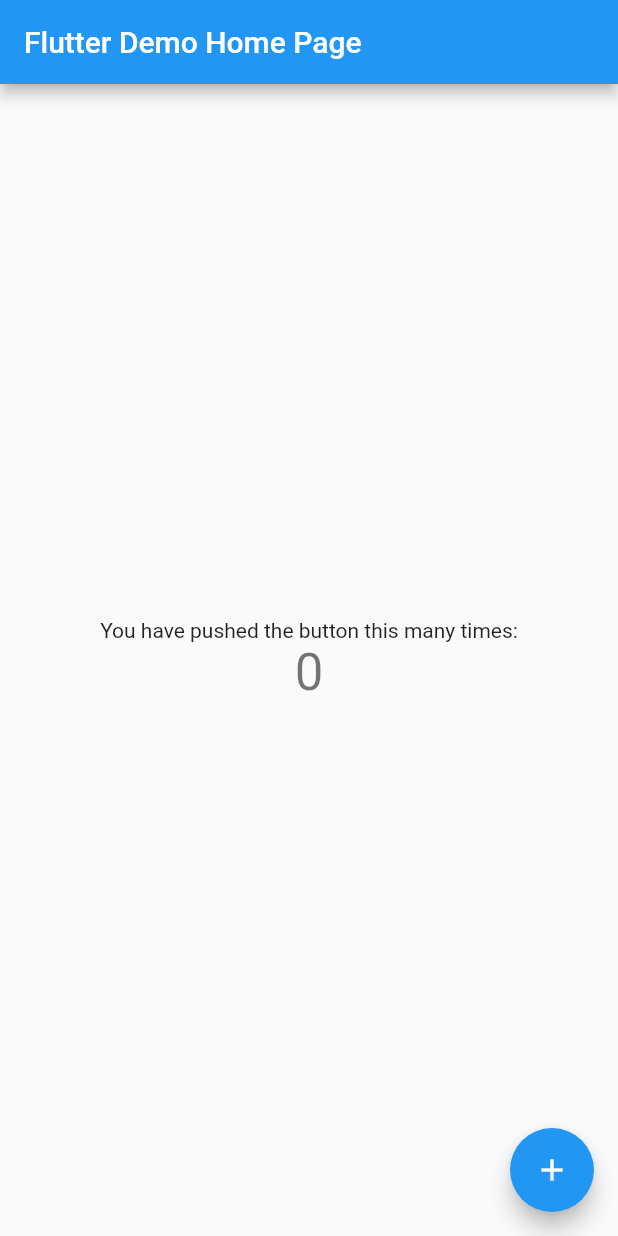
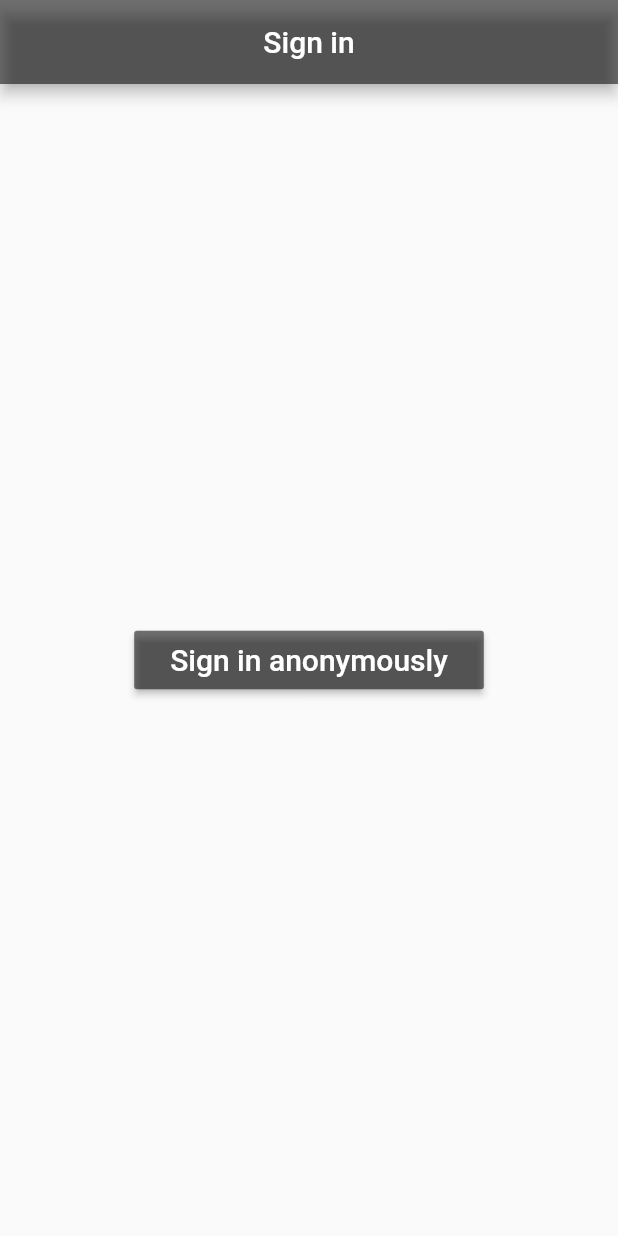
Before and after one commit to JapneetSingh28/qrscanner, a Flutter app: the screen it shows after launch, on a phone screen of 412 x 824 dp. Run offline on Flutter 3.47's test engine with Material 2 defaults, Android fonts, the phone set to English and light mode, and no system bars; our stand-ins replace cloud_firestore, firebase_auth, flutter_credit_card; missing offline and left inert: qrscan; accounts and stored records are empty.

Commit message:
adding all new files

```diff
--- a/lib/main.dart
+++ b/lib/main.dart
@@ -1,111 +1,209 @@
+//import 'package:flutter/material.dart';
+//
+//import 'Cart/AddToCart.dart';
+//
+//void main() => runApp(MyApp());
+//
+//class MyApp extends StatelessWidget {
+//  // This widget is the root of your application.
+//  @override
+//  Widget build(BuildContext context) {
+//    return MaterialApp(
+//        title: 'Flutter Demo',
+//        debugShowCheckedModeBanner: false,
+//        theme: ThemeData(
+//
+//          primarySwatch: Colors.blue,
+//        ),
+//        home: AddToCart());
+//  }
+//}
+
+//mm
+
+//import 'package:firebase_auth/firebase_auth.dart';
+//import 'package:flutter/material.dart';
+//import 'package:qrscanner/ui/home.dart';
+//import 'package:qrscanner/ui/login.dart';
+//import 'package:qrscanner/ui/splash.dart';
+//
+//void main() => runApp(MyApp());
+//
+//class MyApp extends StatelessWidget {
+//  // This widget is the root of your application.
+//  @override
+//  Widget build(BuildContext context) {
+//    return MaterialApp(
+//      title: 'Flutter Demo',
+//      theme: ThemeData(
+//        primarySwatch: Colors.blue,
+//      ),
+//      home: MainScreen(),
+//    );
+//  }
+//}
+//
+//
+//class MainScreen extends StatelessWidget {
+//  @override
+//  Widget build(BuildContext context) {
+//    return StreamBuilder(
+//      stream: FirebaseAuth.instance.onAuthStateChanged,
+//      builder: (context,AsyncSnapshot<FirebaseUser> snapshot) {
+//        if(snapshot.connectionState == ConnectionState.waiting)
+//          return SplashPage();
+//        if(!snapshot.hasData || snapshot.data == null)
+//          return LoginPage();
+//        return HomePage();
+//      },
+//    );
+//  }
+//}
+
+//mm
+
+import 'package:firebase_auth/firebase_auth.dart';
 import 'package:flutter/material.dart';
+import 'package:qrscanner/Cart/AddToCart.dart';
 
 void main() => runApp(MyApp());
 
 class MyApp extends StatelessWidget {
-  // This widget is the root of your application.
+
   @override
   Widget build(BuildContext context) {
     return MaterialApp(
-      title: 'Flutter Demo',
-      theme: ThemeData(
-        // This is the theme of your application.
-        //
-        // Try running your application with "flutter run". You'll see the
-        // application has a blue toolbar. Then, without quitting the app, try
-        // changing the primarySwatch below to Colors.green and then invoke
-        // "hot reload" (press "r" in the console where you ran "flutter run",
-        // or simply save your changes to "hot reload" in a Flutter IDE).
-        // Notice that the counter didn't reset back to zero; the application
-        // is not restarted.
-        primarySwatch: Colors.blue,
-      ),
-      home: MyHomePage(title: 'Flutter Demo Home Page'),
+      title: 'Signing',
+      debugShowCheckedModeBanner: false,
+      home: LandingPage(),
     );
   }
 }
 
-class MyHomePage extends StatefulWidget {
-  MyHomePage({Key key, this.title}) : super(key: key);
-
-  // This widget is the home page of your application. It is stateful, meaning
-  // that it has a State object (defined below) that contains fields that affect
-  // how it looks.
-
-  // This class is the configuration for the state. It holds the values (in this
-  // case the title) provided by the parent (in this case the App widget) and
-  // used by the build method of the State. Fields in a Widget subclass are
-  // always marked "final".
-
-  final String title;
-
+class LandingPage extends StatelessWidget {
   @override
-  _MyHomePageState createState() => _MyHomePageState();
+  Widget build(BuildContext context) {
+    return StreamBuilder<FirebaseUser>(
+      stream: FirebaseAuth.instance.onAuthStateChanged,
+      builder: (context, snapshot) {
+        if (snapshot.connectionState == ConnectionState.active) {
+          FirebaseUser user = snapshot.data;
+          if (user == null) {
+            return SignInPage();
+          }
+          return AddToCart();
+        } else {
+          return Scaffold(
+            body: Center(
+              child: CircularProgressIndicator(),
+            ),
+          );
+        }
+      },
+    );
+  }
 }
 
-class _MyHomePageState extends State<MyHomePage> {
-  int _counter = 0;
+//class SignInPage extends StatelessWidget {
+//
+//  Future<void> _signInAnonymously() async {
+//    try {
+//      await FirebaseAuth.instance.signInAnonymously();
+//    } catch (e) {
+//      print(e);
+//    }
+//  }
+//
+//  @override
+//  Widget build(BuildContext context) {
+//    return Scaffold(
+//      appBar: AppBar(centerTitle: true,
+//        title: Text(
+//          'Sign in',
+//          style: TextStyle(color: Colors.white),
+//        ),
+//        backgroundColor: Colors.black54,
+//      ),
+//      body: WillPopScope(
+//        onWillPop: _onBackPressed,
+//        child: Center(
+//          child: RaisedButton(
+//            color: Colors.black54,
+//            child: Padding(
+//              padding: const EdgeInsets.all(8.0),
+//              child: Text('Sign in anonymously',style: TextStyle(color: Colors.white,fontSize: 20),),
+//            ),
+//            onPressed: _signInAnonymously,
+//          ),
+//        ),
+//      ),
+//    );
+//  }
+//}
 
-  void _incrementCounter() {
-    setState(() {
-      // This call to setState tells the Flutter framework that something has
-      // changed in this State, which causes it to rerun the build method below
-      // so that the display can reflect the updated values. If we changed
-      // _counter without calling setState(), then the build method would not be
-      // called again, and so nothing would appear to happen.
-      _counter++;
-    });
+class SignInPage extends StatefulWidget {
+  @override
+  _SignInPageState createState() => _SignInPageState();
+}
+
+class _SignInPageState extends State<SignInPage> {
+
+  Future<bool> _onBackPressed() {
+    return showDialog(
+        context: context,
+        builder: (context) => AlertDialog(
+          title: Text(
+            "Do you really want to exit?",
+            style: TextStyle(fontFamily: 'OpenSansRegular', fontSize: 18.5),
+          ),
+          actions: <Widget>[
+            FlatButton(
+              child: Text(
+                "No",
+              ),
+              onPressed: () => Navigator.pop(context, false),
+            ),
+            FlatButton(
+              child: Text(
+                "Yes",
+              ),
+              onPressed: () => Navigator.pop(context, true),
+            ),
+          ],
+        ));
+  }
+
+  Future<void> _signInAnonymously() async {
+    try {
+      await FirebaseAuth.instance.signInAnonymously();
+    } catch (e) {
+      print(e);
+    }
   }
 
   @override
   Widget build(BuildContext context) {
-    // This method is rerun every time setState is called, for instance as done
-    // by the _incrementCounter method above.
-    //
-    // The Flutter framework has been optimized to make rerunning build methods
-    // fast, so that you can just rebuild anything that needs updating rather
-    // than having to individually change instances of widgets.
     return Scaffold(
-      appBar: AppBar(
-        // Here we take the value from the MyHomePage object that was created by
-        // the App.build method, and use it to set our appbar title.
-        title: Text(widget.title),
+      appBar: AppBar(centerTitle: true,
+        title: Text(
+          'Sign in',
+          style: TextStyle(color: Colors.white),
+        ),
+        backgroundColor: Colors.black54,
       ),
-      body: Center(
-        // Center is a layout widget. It takes a single child and positions it
-        // in the middle of the parent.
-        child: Column(
-          // Column is also a layout widget. It takes a list of children and
-          // arranges them vertically. By default, it sizes itself to fit its
-          // children horizontally, and tries to be as tall as its parent.
-          //
-          // Invoke "debug painting" (press "p" in the console, choose the
-          // "Toggle Debug Paint" action from the Flutter Inspector in Android
-          // Studio, or the "Toggle Debug Paint" command in Visual Studio Code)
-          // to see the wireframe for each widget.
-          //
-          // Column has various properties to control how it sizes itself and
-          // how it positions its children. Here we use mainAxisAlignment to
-          // center the children vertically; the main axis here is the vertical
-          // axis because Columns are vertical (the cross axis would be
-          // horizontal).
-          mainAxisAlignment: MainAxisAlignment.center,
-          children: <Widget>[
-            Text(
-              'You have pushed the button this many times:',
+      body: WillPopScope(
+        onWillPop: _onBackPressed,
+        child: Center(
+          child: RaisedButton(
+            color: Colors.black54,
+            child: Padding(
+              padding: const EdgeInsets.all(8.0),
+              child: Text('Sign in anonymously',style: TextStyle(color: Colors.white,fontSize: 20),),
             ),
-            Text(
-              '$_counter',
-              style: Theme.of(context).textTheme.display1,
-            ),
-          ],
+            onPressed: _signInAnonymously,
+          ),
         ),
       ),
-      floatingActionButton: FloatingActionButton(
-        onPressed: _incrementCounter,
-        tooltip: 'Increment',
-        child: Icon(Icons.add),
-      ), // This trailing comma makes auto-formatting nicer for build methods.
     );
   }
 }
--- a/pubspec.yaml
+++ b/pubspec.yaml
@@ -23,6 +23,11 @@ dependencies:
   # The following adds the Cupertino Icons font to your application.
   # Use with the CupertinoIcons class for iOS style icons.
   cupertino_icons: ^0.1.2
+  qrscan: ^0.2.17
+  cloud_firestore: ^0.13.0+1
+  firebase_auth: ^0.14.0+5
+  google_sign_in: ^4.0.7
+  flutter_credit_card: 0.1.1
 
 dev_dependencies:
   flutter_test:
```
Also changed, not shown: lib/Cart/AddToCart.dart (added, +211 -0 lines), lib/billing/cart.dart (added, +97 -0 lines), lib/billing/creditcardmodel.dart (added, +10 -0 lines), lib/billing/finalPayment.dart (added, +162 -0 lines), pubspec.lock, 3 other files.
